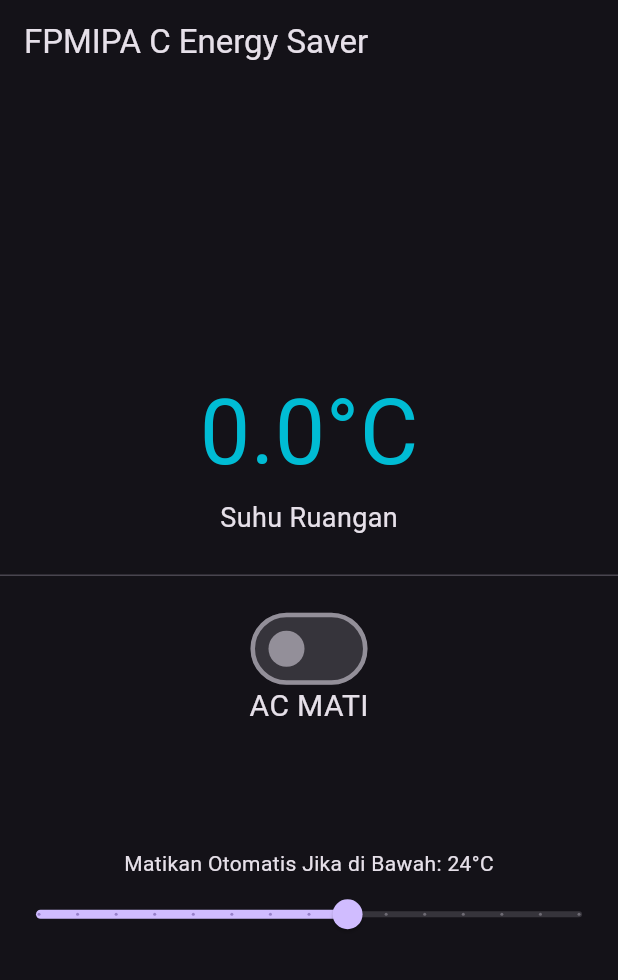
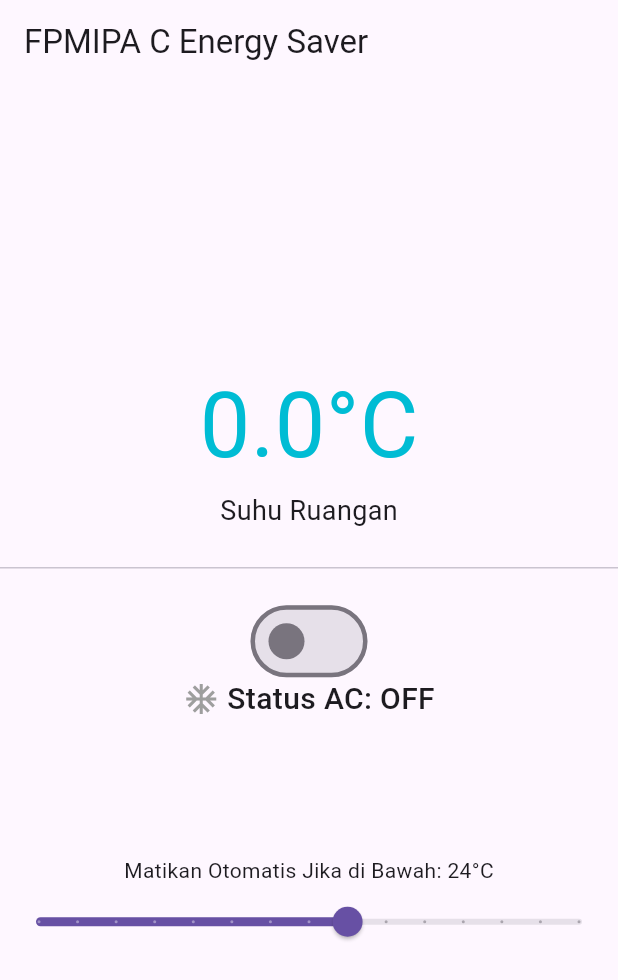
Before and after one commit to kiy4h/suhu-ruang-app, a Flutter app: the screen it shows after launch, on a phone screen of 412 x 824 dp. Shown: the top 980 px of the screen. Run offline on Flutter 3.47's test engine with Material 3 defaults, Android fonts, the phone set to English and light mode, and no system bars; our stand-ins replace firebase_core, firebase_database, flutter_dotenv; accounts and stored records are empty.

Commit message:
fix black screen bug + improve UI

```diff
--- a/lib/main.dart
+++ b/lib/main.dart
@@ -1,15 +1,20 @@
 import 'package:flutter/material.dart';
 import 'package:firebase_core/firebase_core.dart';
 import 'package:firebase_database/firebase_database.dart';
-import 'package:flutter_dotenv/flutter_dotenv.dart';
 import 'firebase_options.dart';
 
 void main() async {
   WidgetsFlutterBinding.ensureInitialized();
-  await dotenv.load(fileName: ".env");
-  await Firebase.initializeApp(
-    options: DefaultFirebaseOptions.currentPlatform,
-  );
+
+  try {
+    await Firebase.initializeApp(
+      options: DefaultFirebaseOptions.currentPlatform,
+    );
+    print('Firebase initialized successfully');
+  } catch (e) {
+    print('Firebase initialization error: $e');
+  }
+
   runApp(const MyApp());
 }
 
@@ -17,7 +22,7 @@ class MyApp extends StatelessWidget {
   const MyApp({super.key});
   @override
   Widget build(BuildContext context) {
-    return MaterialApp(home: const ACControlScreen(), theme: ThemeData.dark());
+    return MaterialApp(home: const ACControlScreen(), theme: ThemeData(primarySwatch: Colors.blue));
   }
 }
 
@@ -70,9 +75,17 @@ class _ACControlScreenState extends State<ACControlScreen> {
                 activeColor: Colors.blue,
               ),
             ),
-            Text(acStatus ? "AC Sedang NYALA" : "AC MATI", style: TextStyle(fontSize: 20)),
+            // Indikator Status AC
+            Row(
+              mainAxisAlignment: MainAxisAlignment.center,
+              children: [
+                Icon(Icons.ac_unit, color: acStatus ? Colors.blue : Colors.grey),
+                Text(" Status AC: ${acStatus ? 'ON' : 'OFF'}",
+                     style: TextStyle(fontSize: 20, fontWeight: FontWeight.w500)),
+              ],
+            ),
 
-            const SizedBox(height: 40),
+            const SizedBox(height: 50),
 
             // Cooldown Timer Display
             if (isCountingDown) ...[
```
Also changed, not shown: lib/firebase_options.dart.
